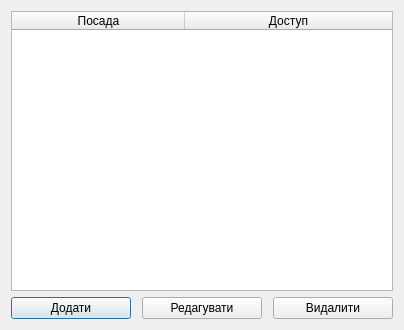
Before: the Qt Designer form PostSettingDialog.ui in CreatorBooMGit/SShop, drawn with Qt 5.
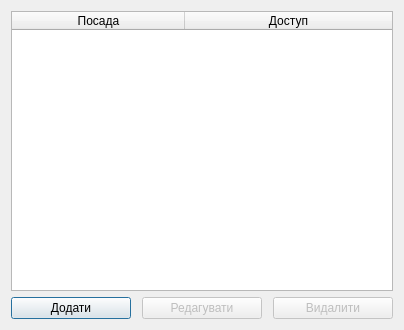
After: the same form once the commit is applied. Icons and pictures are not drawn.

What changed in the file:
```diff
--- a/PostSettingDialog.ui
+++ b/PostSettingDialog.ui
@@ -86,6 +86,9 @@
      </item>
      <item>
       <widget class="QPushButton" name="editButton">
+       <property name="enabled">
+        <bool>false</bool>
+       </property>
        <property name="minimumSize">
         <size>
          <width>120</width>
@@ -118,6 +121,9 @@
      </item>
      <item>
       <widget class="QPushButton" name="removeButton">
+       <property name="enabled">
+        <bool>false</bool>
+       </property>
        <property name="minimumSize">
         <size>
          <width>120</width>
```
Left out of the diff: 39 changed lines with no effect on the pictures.
